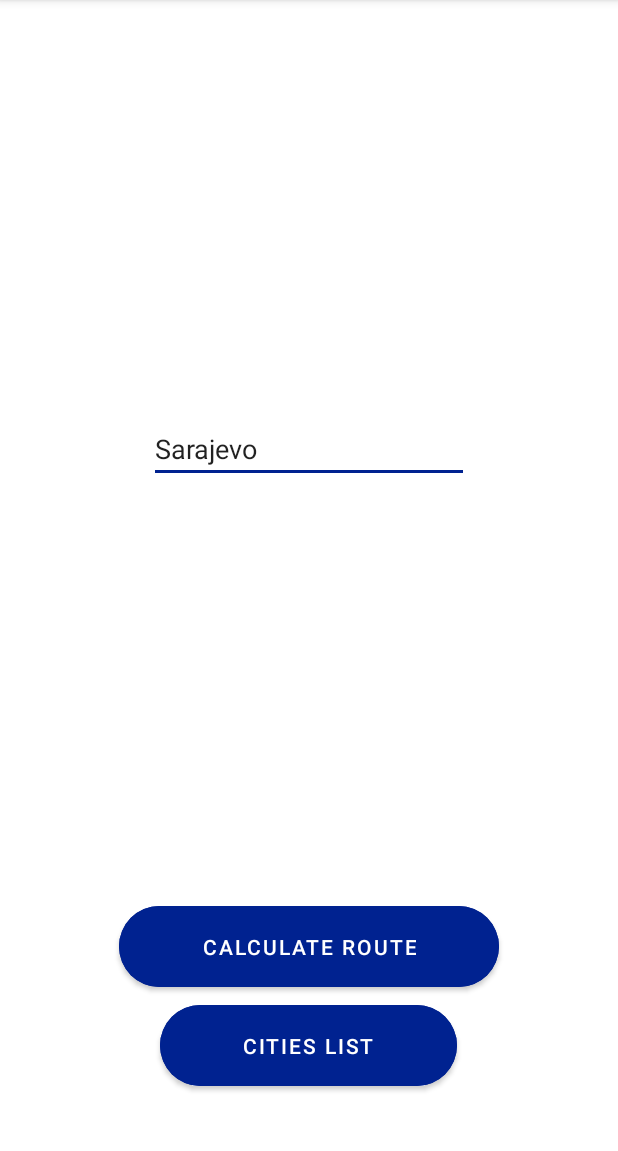
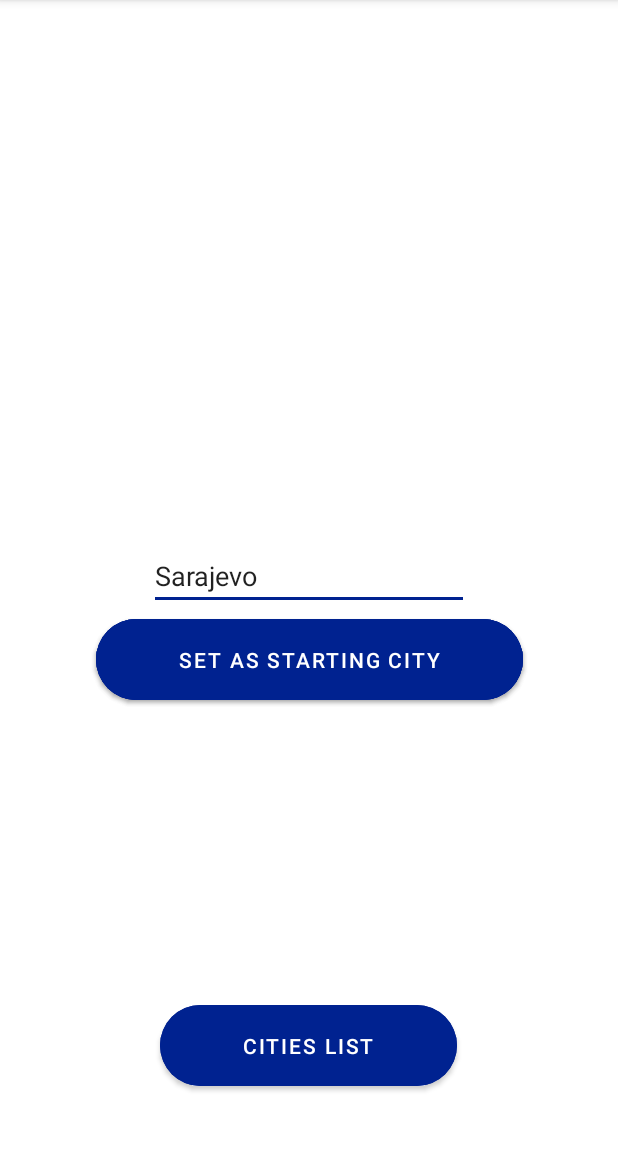
Before and after one commit to amiladzambo/trgovacki-putnik, an Android app: the screen it shows after launch (MainActivity), on a phone screen of 412 x 824 dp, the part 84-1235 px from its top. Run offline under Robolectric (Android 15) with nearby library versions, the phone set to English and light mode, and no system bars; our stand-ins replace navigation-ui.

Commit message:
new files

```diff
--- a/app/src/main/java/com/example/trgovackiputnik/data/Logic.kt
+++ b/app/src/main/java/com/example/trgovackiputnik/data/Logic.kt
@@ -54,6 +54,7 @@ class Logic {
             brojac++;
         }
         CalculateDistances();
+        FindAllCombinations()
     }
 
     public fun AddDefaultCities(){
@@ -65,7 +66,7 @@ class Logic {
     }
 
     public fun GetAllCitiesNames():MutableList<String>{
-        var allcities:MutableList<String> = mutableListOf();
+        val allcities:MutableList<String> = mutableListOf();
         for (item in CitiesList){
             allcities.add(item.cityName);
         }
--- a/app/src/main/java/com/example/trgovackiputnik/fragments/HomeFragment.kt
+++ b/app/src/main/java/com/example/trgovackiputnik/fragments/HomeFragment.kt
@@ -28,7 +28,6 @@ class HomeFragment : Fragment() {
         container: ViewGroup?,
         savedInstanceState: Bundle?
     ): View {
-        Log.i("Home", "HOME FRAGMENT")
         _binding = FragmentHomeBinding.inflate(inflater, container, false)
         val view = binding.root
         binding.homeButton.setOnClickListener{
@@ -37,8 +36,8 @@ class HomeFragment : Fragment() {
 
         binding.startingCity?.setOnClickListener{
             val startingPoint: Editable? = binding.editTextCity?.text
-            Toast.makeText(context, startingPoint.toString(), Toast.LENGTH_SHORT).show()
             Global.logic.AddNewHome(startingPoint.toString())
+            view.findNavController().navigate(R.id.action_homeFragment_to_citiesFragment)
         }
 
         return view
--- a/app/src/main/java/com/example/trgovackiputnik/fragments/MainActivity.kt
+++ b/app/src/main/java/com/example/trgovackiputnik/fragments/MainActivity.kt
@@ -40,6 +40,7 @@ class MainActivity : AppCompatActivity() {
     }
     override fun onCreateOptionsMenu(menu: Menu?): Boolean {
         menuInflater.inflate(R.menu.app_bar_menu, menu)
+
         return true
     }
     override fun onOptionsItemSelected(item: MenuItem): Boolean {
--- a/app/src/main/res/layout/fragment_home.xml
+++ b/app/src/main/res/layout/fragment_home.xml
@@ -7,12 +7,14 @@
     android:id="@+id/HomeFragment"
     tools:context=".fragments.HomeFragment"
     >
+
+
     <FrameLayout
         android:id="@+id/homeFrameLayout"
         android:layout_width="match_parent"
-        android:layout_height="match_parent">
-    </FrameLayout>
-
+        android:layout_height="match_parent"
+        tools:layout_editor_absoluteX="28dp"
+        tools:layout_editor_absoluteY="51dp"></FrameLayout>
 
     <EditText
         android:id="@+id/editTextCity"
@@ -21,10 +23,11 @@
         android:ems="10"
         android:inputType="textCapWords"
         android:text="Sarajevo"
-        app:layout_constraintBottom_toTopOf="@+id/starting_city"
+        app:layout_constraintBottom_toBottomOf="@+id/homeFrameLayout"
         app:layout_constraintEnd_toEndOf="parent"
         app:layout_constraintStart_toStartOf="parent"
         app:layout_constraintTop_toTopOf="parent" />
+
     <Button
         android:id="@+id/starting_city"
         android:layout_width="wrap_content"
@@ -34,13 +37,28 @@
         android:paddingTop="17dp"
         android:paddingEnd="55dp"
         android:paddingBottom="17dp"
-        android:text="@string/calculate_routes"
+        android:text="@string/set_as_starting_city"
         android:textColor="@color/white"
         app:cornerRadius="30dp"
-        app:layout_constraintBottom_toTopOf="@+id/home_button"
         app:layout_constraintEnd_toEndOf="parent"
-        app:layout_constraintStart_toStartOf="parent" />
+        app:layout_constraintStart_toStartOf="parent"
+        app:layout_constraintTop_toBottomOf="@+id/editTextCity" />
 
+    <Button
+        android:id="@+id/calculate_route"
+        android:layout_width="wrap_content"
+        android:layout_height="wrap_content"
+        android:backgroundTint="@color/blue"
+        android:paddingStart="55dp"
+        android:paddingTop="17dp"
+        android:paddingEnd="55dp"
+        android:paddingBottom="17dp"
+        android:text="@string/set_as_starting_city"
+        android:textColor="@color/white"
+        app:cornerRadius="30dp"
+        app:layout_constraintEnd_toEndOf="parent"
+        app:layout_constraintStart_toStartOf="parent"
+        app:layout_constraintTop_toBottomOf="@+id/editTextCity" />
     <Button
         android:id="@+id/home_button"
         android:layout_width="wrap_content"
--- a/app/src/main/res/menu/app_bar_menu.xml
+++ b/app/src/main/res/menu/app_bar_menu.xml
@@ -8,7 +8,7 @@
         app:showAsAction="ifRoom"
         />
    <item
-       android:id="@+id/add_city"
+       android:id="@+id/addCityFragment"
        android:title="@string/add_city"
        android:icon="@drawable/ic_add_foreground"
        app:showAsAction="ifRoom"
--- a/app/src/main/res/navigation/my_nav.xml
+++ b/app/src/main/res/navigation/my_nav.xml
@@ -56,8 +56,5 @@
         android:name="com.example.trgovackiputnik.fragments.AddCityFragment"
         android:label="fragment_add_city"
         tools:layout="@layout/fragment_add_city" >
-        <action
-            android:id="@+id/action_addCityFragment_to_citiesFragment"
-            app:destination="@id/citiesFragment" />
     </fragment>
 </navigation>
--- a/app/src/main/res/values/strings.xml
+++ b/app/src/main/res/values/strings.xml
@@ -10,5 +10,7 @@
     <string name="close">Close</string>
     <string name="add_city">Add new city</string>
     <string name="details">Details</string>
-    <string name="calculate_routes">Calculate route</string>
+    <string name="set_as_starting_city">Set as starting city</string>
+    <string name="add_new_city">Add new city</string>
+    <string name="city_name">City name</string>
 </resources>
```
Also changed, not shown: app/src/main/java/com/example/trgovackiputnik/fragments/AddCityFragment.kt (+25 -0 lines), app/src/main/res/layout/fragment_add_city.xml (+74 -6 lines), 1 other file.
